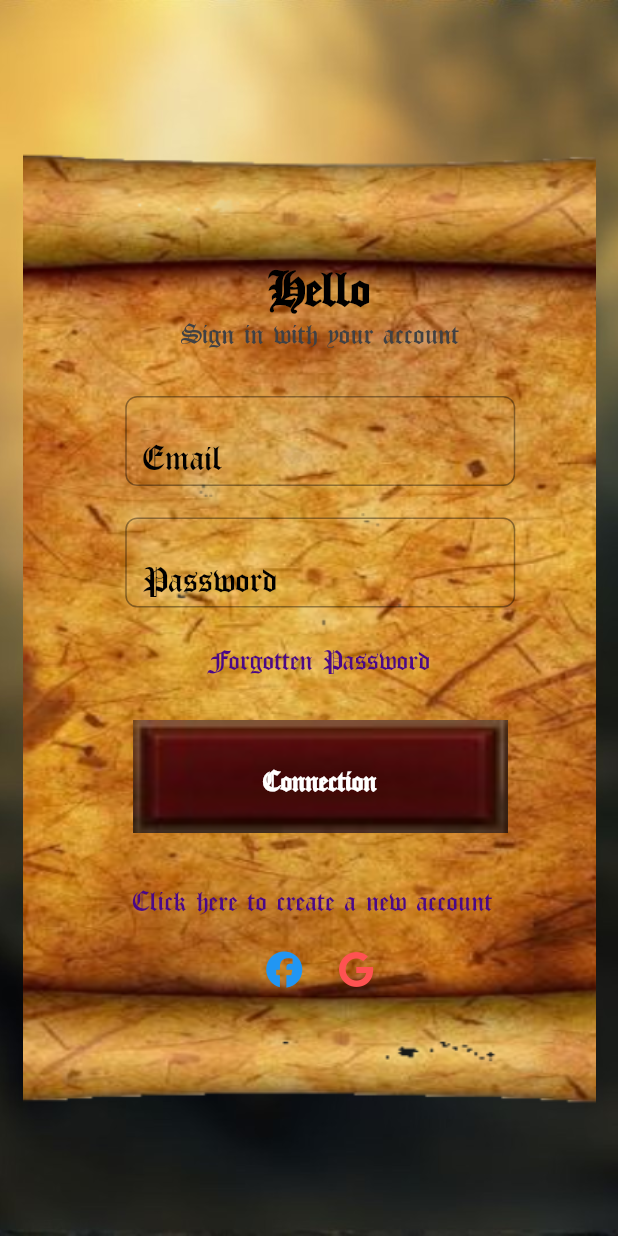
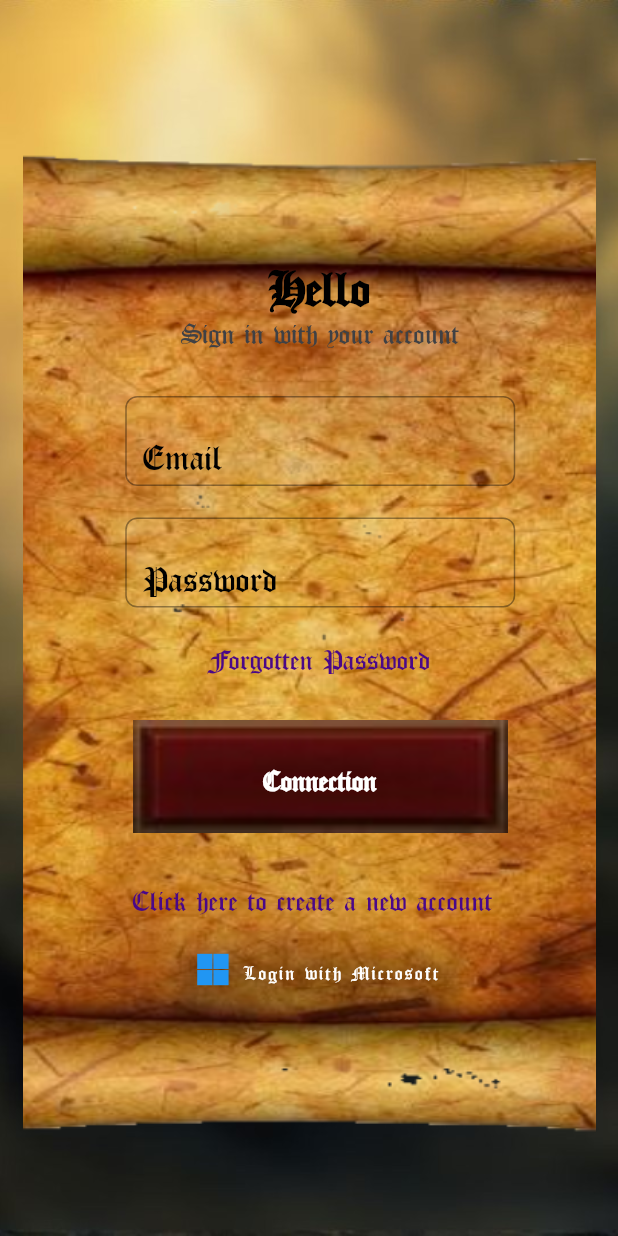
Before and after one commit to francoisbaudouin/LaZone, a Flutter app: the screen it shows after launch, on a phone screen of 412 x 824 dp. Run offline on Flutter 3.47's test engine with Material 2 defaults, Android fonts, the phone set to English and light mode, and no system bars; our stand-ins replace email_validator, font_awesome_flutter, responsive_framework; missing offline and left inert: side_navigation.

Commit message:
[ADD] microsoft button to login page

```diff
--- a/flutter_application/lib/Logs/sign_in_page.dart
+++ b/flutter_application/lib/Logs/sign_in_page.dart
@@ -101,7 +101,7 @@ class LoginCards extends StatelessWidget {
                     const CreateAccount(),
                     const ButtonService(),
                     const SizedBox(
-                      height: 100,
+                      height: 120,
                     ),
                   ],
                 ),
--- a/flutter_application/lib/Logs/sign_in_tools.dart
+++ b/flutter_application/lib/Logs/sign_in_tools.dart
@@ -49,7 +49,7 @@ class CreateAccount extends StatelessWidget {
             onPressed : () {
               Navigator.push(
                 context,
-                MaterialPageRoute(builder: (context) => SignUpPage()),
+                MaterialPageRoute(builder: (context) => const SignUpPage()),
               );
             },
             child: const Text(
@@ -108,27 +108,18 @@ class ButtonService extends StatelessWidget {
     return Row(
       mainAxisAlignment: MainAxisAlignment.center,
       children: [
-        IconButton(
-            icon: const Icon(FontAwesomeIcons.facebook, color: Colors.blue),
+        FloatingActionButton.extended(
+            icon: const Icon(FontAwesomeIcons.microsoft, color: Colors.blue),
             onPressed: () {
               Navigator.push(
                 context,
                 MaterialPageRoute(
                     builder: (context) => const MyHomePage(title: "LaZone")),
               );
-            }),
-        IconButton(
-            icon: const Icon(
-              FontAwesomeIcons.google,
-              color: Colors.redAccent,
+            },
+            backgroundColor: Colors.transparent,
+            label: const Text("Login with Microsoft", style: TextStyle(fontFamily: "OldLondon")),
             ),
-            onPressed: () {
-              Navigator.push(
-                context,
-                MaterialPageRoute(
-                    builder: (context) => const MyHomePage(title: "LaZone")),
-              );
-            }),
       ],
     );
   }
--- a/flutter_application/lib/main.dart
+++ b/flutter_application/lib/main.dart
@@ -30,8 +30,8 @@ class MyApp extends StatelessWidget {
       debugShowCheckedModeBanner: false,
       initialRoute: '/',
       routes: {
-      '/': (context) => LoginPage(),
-      '/home': (context) => const MyHomePage(title: "LaZone"),
+      '/': (context) => const LoginPage(),
+      '/home': (context) => const MyHomePage(title: "LaZone",),
       },
     );
   }
```
